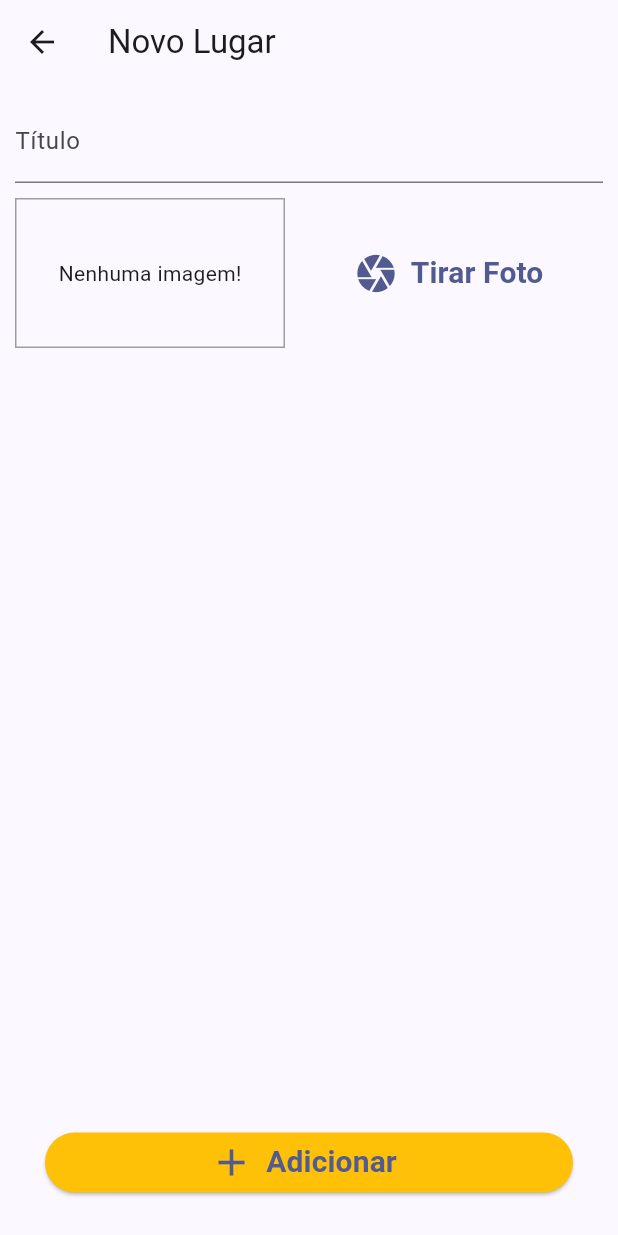
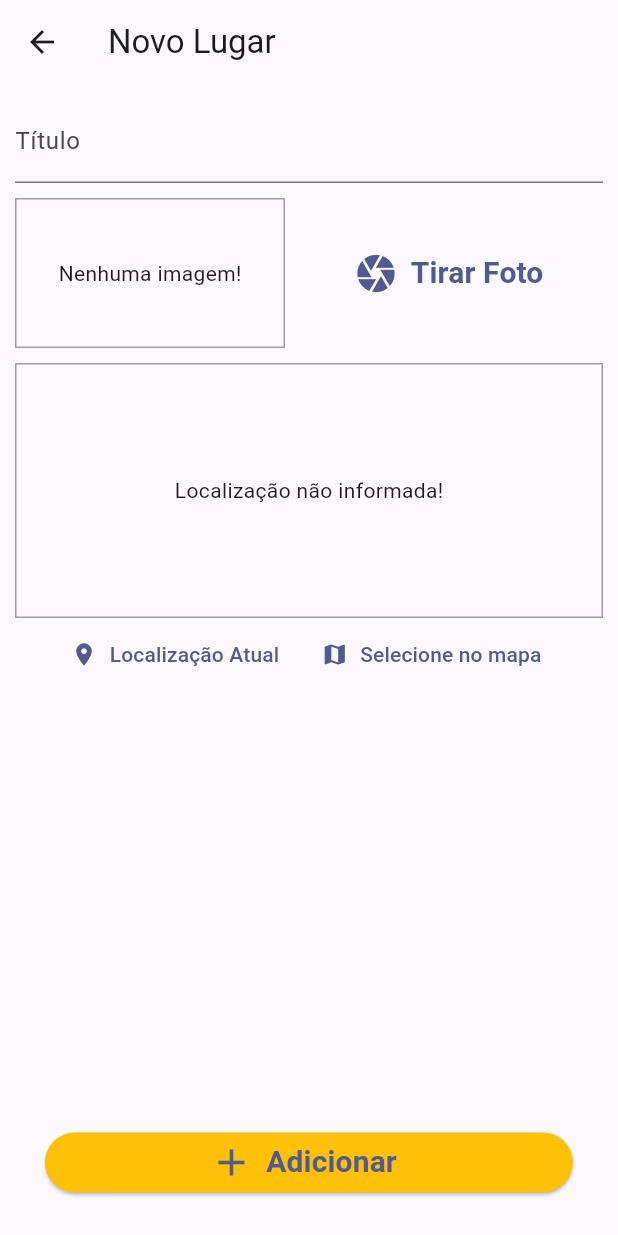
Before and after one commit to Matheus-Doerzbacher/usando_recursos_nativos, a Flutter app: the PlaceFormScreen screen opened by its route, on a phone screen of 412 x 824 dp. Run offline on Flutter 3.47's test engine with Material 3 defaults, Android fonts, the phone set to English and light mode, and no system bars; our stand-ins replace image_picker, sqflite; accounts and stored records are empty.

Commit message:
criado o form para a localização

```diff
--- a/lib/screens/place_form_screen.dart
+++ b/lib/screens/place_form_screen.dart
@@ -4,6 +4,7 @@
 import 'package:provider/provider.dart';
 import 'package:usando_recursos_nativos/providers/great_places.dart';
 import 'package:usando_recursos_nativos/widgets/image_input.dart';
+import 'package:usando_recursos_nativos/widgets/location_input.dart';
 
 class PlaceFormScreen extends StatefulWidget {
   const PlaceFormScreen({super.key});
@@ -58,6 +59,8 @@
                       ),
                       const SizedBox(height: 10),
                       ImageInput(_selectImage),
+                      const SizedBox(height: 10),
+                      const LocationInput()
                     ],
                   ),
                 ),
--- /dev/null
+++ b/lib/widgets/location_input.dart
@@ -0,0 +1,52 @@
+import 'package:flutter/material.dart';
+
+class LocationInput extends StatefulWidget {
+  const LocationInput({super.key});
+
+  @override
+  State<LocationInput> createState() => _LocationInputState();
+}
+
+class _LocationInputState extends State<LocationInput> {
+  String? _previewImageUrl;
+  @override
+  Widget build(BuildContext context) {
+    return Column(
+      children: [
+        Container(
+          height: 170,
+          width: double.infinity,
+          alignment: Alignment.center,
+          decoration: BoxDecoration(
+            border: Border.all(
+              width: 1,
+              color: Colors.grey,
+            ),
+          ),
+          child: _previewImageUrl == null
+              ? const Text("Localização não informada!")
+              : Image.network(
+                  _previewImageUrl!,
+                  fit: BoxFit.cover,
+                  width: double.infinity,
+                ),
+        ),
+        Row(
+          mainAxisAlignment: MainAxisAlignment.center,
+          children: [
+            TextButton.icon(
+              onPressed: () {},
+              icon: const Icon(Icons.location_on),
+              label: const Text("Localização Atual"),
+            ),
+            TextButton.icon(
+              onPressed: () {},
+              icon: const Icon(Icons.map),
+              label: const Text("Selecione no mapa"),
+            ),
+          ],
+        )
+      ],
+    );
+  }
+}
--- a/pubspec.yaml
+++ b/pubspec.yaml
@@ -35,6 +35,7 @@
   path_provider: ^2.1.1
   path: ^1.8.3
   sqflite: ^2.3.0
+  location: ^5.0.3
 
 
   # The following adds the Cupertino Icons font to your application.
```
Also changed, not shown: pubspec.lock, 3 other files.
